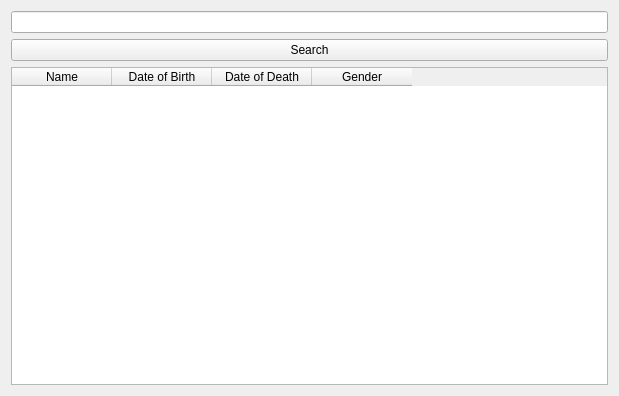
karigeir/Skil3, file SkilThrju-rett/orderscientists.ui: the form before one commit.
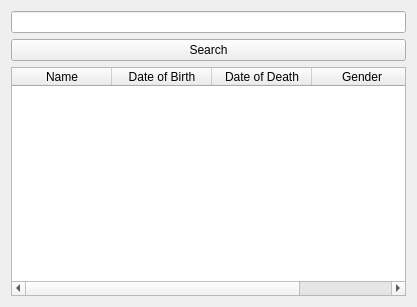
The form after the commit.

```diff
--- a/SkilThrju-rett/orderscientists.ui
+++ b/SkilThrju-rett/orderscientists.ui
@@ -6,9 +6,15 @@
    <rect>
     <x>0</x>
     <y>0</y>
+    <width>417</width>
+    <height>307</height>
+   </rect>
+  </property>
+  <property name="maximumSize">
+   <size>
     <width>619</width>
     <height>396</height>
-   </rect>
+   </size>
   </property>
   <property name="windowTitle">
    <string>Form</string>
@@ -31,6 +37,9 @@
        <property name="autoFillBackground">
         <bool>false</bool>
        </property>
+       <attribute name="horizontalHeaderStretchLastSection">
+        <bool>true</bool>
+       </attribute>
        <attribute name="verticalHeaderStretchLastSection">
         <bool>true</bool>
        </attribute>
```
